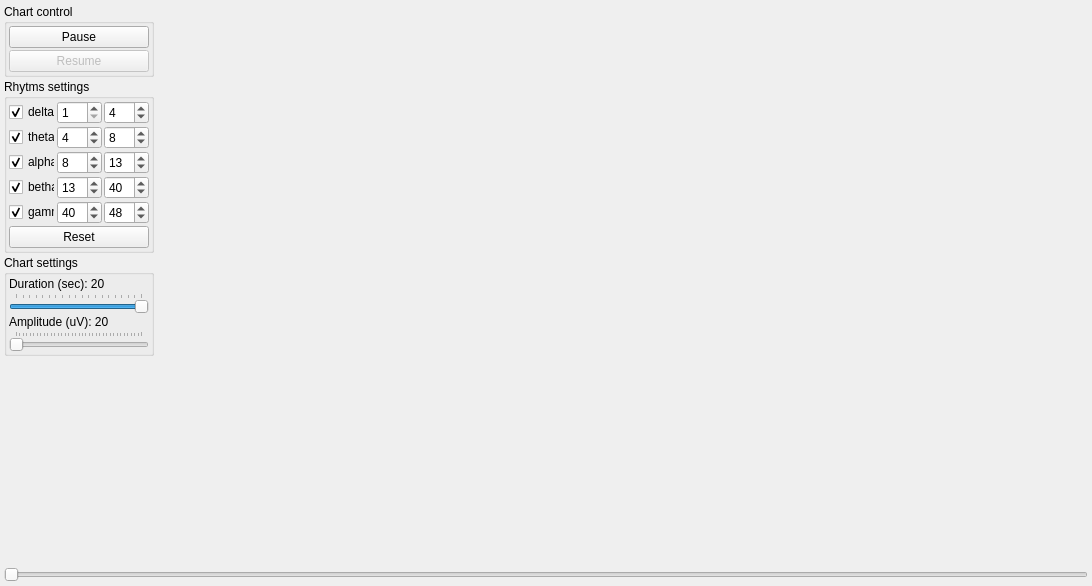
Above: UI/rhytmwindow.ui from ZarkSPb/BB_Python before the change. Below: the same form after it.
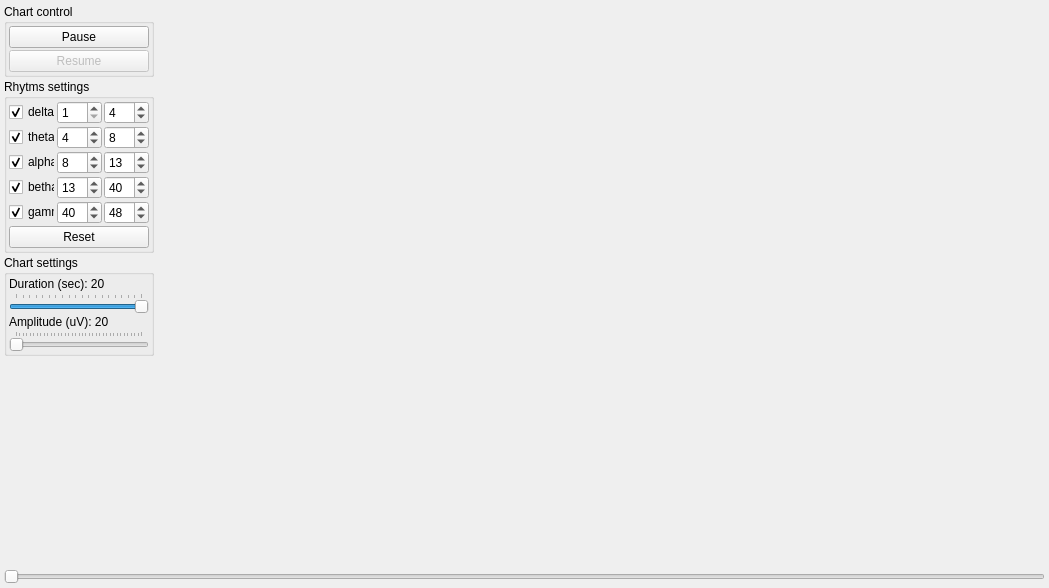
That is the form after the change.

What changed in the file:
```diff
--- a/UI/rhytmwindow.ui
+++ b/UI/rhytmwindow.ui
@@ -6,8 +6,8 @@
    <rect>
     <x>0</x>
     <y>0</y>
-    <width>1092</width>
-    <height>586</height>
+    <width>1049</width>
+    <height>588</height>
    </rect>
   </property>
   <property name="windowTitle">
```
Left out of the diff: 21 changed lines with no effect on the pictures.
